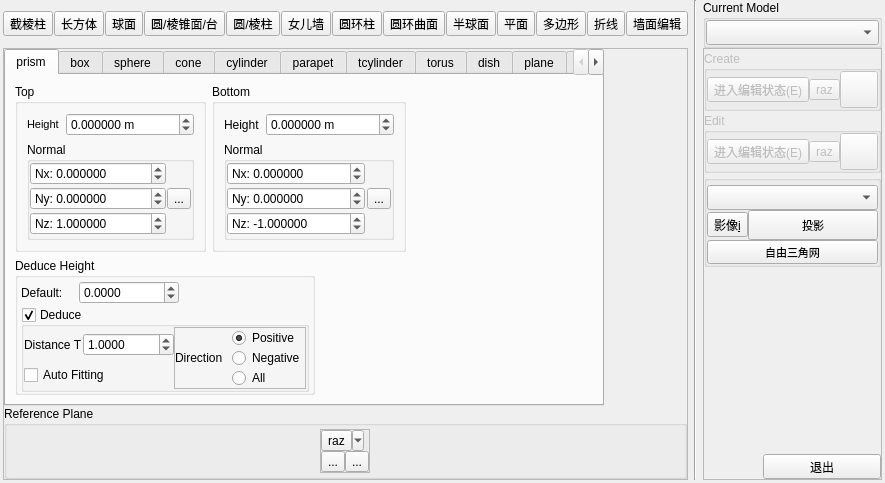
The window that qCC/ui_templates/bdr3DGeometryEditPanel.ui (StOriJimmy/CloudCompare) describes before a commit, drawn with Qt 5.
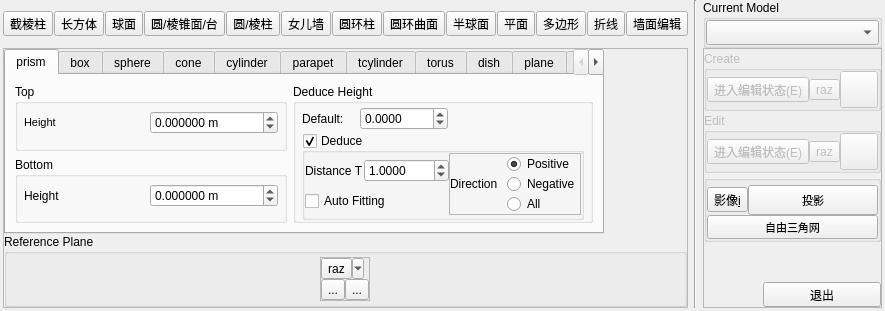
The same window after the commit. Icons and pictures are not drawn.

Diff of the .ui file:
```diff
--- a/qCC/ui_templates/bdr3DGeometryEditPanel.ui
+++ b/qCC/ui_templates/bdr3DGeometryEditPanel.ui
@@ -7,7 +7,7 @@
     <x>0</x>
     <y>0</y>
     <width>632</width>
-    <height>420</height>
+    <height>301</height>
    </rect>
   </property>
   <property name="sizePolicy">
@@ -579,187 +579,24 @@
           <string>prism</string>
          </attribute>
          <layout class="QGridLayout" name="gridLayout_5">
-          <item row="0" column="0" rowspan="2">
-           <widget class="QGroupBox" name="groupBox">
-            <property name="title">
-             <string>Top</string>
-            </property>
-            <layout class="QGridLayout" name="gridLayout_3">
-             <item row="0" column="1">
-              <widget class="QDoubleSpinBox" name="blockTopDoubleSpinBox">
-               <property name="toolTip">
-                <string>顶面高度</string>
-               </property>
-               <property name="suffix">
-                <string> m</string>
-               </property>
-               <property name="decimals">
-                <number>6</number>
-               </property>
-               <property name="minimum">
-                <double>-9999999999999.000000000000000</double>
-               </property>
-               <property name="maximum">
-                <double>9999999999999.000000000000000</double>
-               </property>
-               <property name="singleStep">
-                <double>0.010000000000000</double>
-               </property>
-              </widget>
-             </item>
-             <item row="0" column="0">
-              <widget class="QLabel" name="label">
-               <property name="font">
-                <font>
-                 <pointsize>8</pointsize>
-                </font>
-               </property>
-               <property name="text">
-                <string>Height</string>
-               </property>
-              </widget>
-             </item>
-             <item row="1" column="0" colspan="2">
-              <widget class="QGroupBox" name="groupBox_3">
-               <property name="title">
-                <string>Normal</string>
-               </property>
-               <property name="flat">
-                <bool>true</bool>
-               </property>
-               <layout class="QGridLayout" name="gridLayout_14">
-                <property name="leftMargin">
-                 <number>0</number>
-                </property>
-                <property name="topMargin">
-                 <number>0</number>
-                </property>
-                <property name="rightMargin">
-                 <number>0</number>
-                </property>
-                <property name="bottomMargin">
-                 <number>0</number>
-                </property>
-                <property name="horizontalSpacing">
-                 <number>1</number>
-                </property>
-                <property name="verticalSpacing">
-                 <number>2</number>
-                </property>
-                <item row="1" column="0">
-                 <widget class="QDoubleSpinBox" name="nyDoubleSpinBox_2">
-                  <property name="minimumSize">
-                   <size>
-                    <width>100</width>
-                    <height>0</height>
-                   </size>
-                  </property>
-                  <property name="prefix">
-                   <string notr="true">Ny: </string>
-                  </property>
-                  <property name="decimals">
-                   <number>6</number>
-                  </property>
-                  <property name="minimum">
-                   <double>-1000000.000000000000000</double>
-                  </property>
-                  <property name="maximum">
-                   <double>1000000.000000000000000</double>
-                  </property>
-                  <property name="singleStep">
-                   <double>0.000100000000000</double>
-                  </property>
-                 </widget>
-                </item>
-                <item row="1" column="1">
-                 <widget class="QToolButton" name="blockTopNormalConfirmToolButton">
-                  <property name="text">
-                   <string>...</string>
-                  </property>
-                  <property name="icon">
-                   <iconset resource="../icones.qrc">
-                    <normaloff>:/CC/Stocker/images/stocker/checksolid.png</normaloff>:/CC/Stocker/images/stocker/checksolid.png</iconset>
-                  </property>
-                 </widget>
-                </item>
-                <item row="0" column="0">
-                 <widget class="QDoubleSpinBox" name="nxDoubleSpinBox_2">
-                  <property name="sizePolicy">
-                   <sizepolicy hsizetype="Minimum" vsizetype="Fixed">
-                    <horstretch>0</horstretch>
-                    <verstretch>0</verstretch>
-                   </sizepolicy>
-                  </property>
-                  <property name="minimumSize">
-                   <size>
-                    <width>100</width>
-                    <height>0</height>
-                   </size>
-                  </property>
-                  <property name="prefix">
-                   <string notr="true">Nx: </string>
-                  </property>
-                  <property name="decimals">
-                   <number>6</number>
-                  </property>
-                  <property name="minimum">
-                   <double>-1000000.000000000000000</double>
-                  </property>
-                  <property name="maximum">
-                   <double>1000000.000000000000000</double>
-                  </property>
-                  <property name="singleStep">
-                   <double>0.000100000000000</double>
-                  </property>
-                 </widget>
-                </item>
-                <item row="2" column="0">
-                 <widget class="QDoubleSpinBox" name="nzDoubleSpinBox_2">
-                  <property name="minimumSize">
-                   <size>
-                    <width>100</width>
-                    <height>0</height>
-                   </size>
-                  </property>
-                  <property name="prefix">
-                   <string notr="true">Nz: </string>
-                  </property>
-                  <property name="decimals">
-                   <number>6</number>
-                  </property>
-                  <property name="minimum">
-                   <double>-1000000.000000000000000</double>
-                  </property>
-                  <property name="maximum">
-                   <double>1000000.000000000000000</double>
-                  </property>
-                  <property name="singleStep">
-                   <double>0.000100000000000</double>
-                  </property>
-                  <property name="value">
-                   <double>1.000000000000000</double>
-                  </property>
-                 </widget>
-                </item>
-               </layout>
-              </widget>
-             </item>
-            </layout>
-           </widget>
-          </item>
-          <item row="0" column="1" rowspan="2">
+          <item row="1" column="0">
            <widget class="QGroupBox" name="groupBox_2">
             <property name="title">
              <string>Bottom</string>
             </property>
             <layout class="QGridLayout" name="gridLayout_4">
-             <item row="0" column="0">
-              <widget class="QLabel" name="label_2">
-               <property name="text">
-                <string>Height</string>
-               </property>
-              </widget>
-             </item>
+             <property name="leftMargin">
+              <number>6</number>
+             </property>
+             <property name="topMargin">
+              <number>0</number>
+             </property>
+             <property name="rightMargin">
+              <number>6</number>
+             </property>
+             <property name="bottomMargin">
+              <number>6</number>
+             </property>
              <item row="0" column="1">
               <widget class="QDoubleSpinBox" name="blockBottomDoubleSpinBox">
                <property name="toolTip">
@@ -782,155 +619,17 @@
                </property>
               </widget>
              </item>
-             <item row="1" column="0" colspan="2">
-              <widget class="QGroupBox" name="groupBox_4">
-               <property name="title">
-                <string>Normal</string>
+             <item row="0" column="0">
+              <widget class="QLabel" name="label_2">
+               <property name="text">
+                <string>Height</string>
                </property>
-               <layout class="QGridLayout" name="gridLayout_15">
-                <property name="leftMargin">
-                 <number>0</number>
-                </property>
-                <property name="topMargin">
-                 <number>0</number>
-                </property>
-                <property name="rightMargin">
-                 <number>0</number>
-                </property>
-                <property name="bottomMargin">
-                 <number>0</number>
-                </property>
-                <property name="spacing">
-                 <number>2</number>
-                </property>
-                <item row="1" column="0">
-                 <widget class="QDoubleSpinBox" name="nyDoubleSpinBox">
-                  <property name="minimumSize">
-                   <size>
-                    <width>100</width>
-                    <height>0</height>
-                   </size>
-                  </property>
-                  <property name="prefix">
-                   <string notr="true">Ny: </string>
-                  </property>
-                  <property name="decimals">
-                   <number>6</number>
-                  </property>
-                  <property name="minimum">
-                   <double>-1000000.000000000000000</double>
-                  </property>
-                  <property name="maximum">
-                   <double>1000000.000000000000000</double>
-                  </property>
-                  <property name="singleStep">
-                   <double>0.000100000000000</double>
-                  </property>
-                 </widget>
-                </item>
-                <item row="3" column="0">
-                 <widget class="QDoubleSpinBox" name="nzDoubleSpinBox">
-                  <property name="minimumSize">
-                   <size>
-                    <width>100</width>
-                    <height>0</height>
-                   </size>
-                  </property>
-                  <property name="prefix">
-                   <string notr="true">Nz: </string>
-                  </property>
-                  <property name="decimals">
-                   <number>6</number>
-                  </property>
-                  <property name="minimum">
-                   <double>-1000000.000000000000000</double>
-                  </property>
-                  <property name="maximum">
-                   <double>1000000.000000000000000</double>
-                  </property>
-                  <property name="singleStep">
-                   <double>0.000100000000000</double>
-                  </property>
-                  <property name="value">
-                   <double>-1.000000000000000</double>
-                  </property>
-                 </widget>
-                </item>
-                <item row="0" column="0">
-                 <widget class="QDoubleSpinBox" name="nxDoubleSpinBox">
-                  <property name="sizePolicy">
-                   <sizepolicy hsizetype="Minimum" vsizetype="Fixed">
-                    <horstretch>0</horstretch>
-                    <verstretch>0</verstretch>
-                   </sizepolicy>
-                  </property>
-                  <property name="minimumSize">
-                   <size>
-                    <width>100</width>
-                    <height>0</height>
-                   </size>
-                  </property>
-                  <property name="prefix">
-                   <string notr="true">Nx: </string>
-                  </property>
-                  <property name="decimals">
-                   <number>6</number>
-                  </property>
-                  <property name="minimum">
-                   <double>-1000000.000000000000000</double>
-                  </property>
-                  <property name="maximum">
-                   <double>1000000.000000000000000</double>
-                  </property>
-                  <property name="singleStep">
-                   <double>0.000100000000000</double>
-                  </property>
-                 </widget>
-                </item>
-                <item row="1" column="1">
-                 <widget class="QToolButton" name="blockBottomNormalConfirmToolButton">
-                  <property name="text">
-                   <string>...</string>
-                  </property>
-                  <property name="icon">
-                   <iconset resource="../icones.qrc">
-                    <normaloff>:/CC/Stocker/images/stocker/checksolid.png</normaloff>:/CC/Stocker/images/stocker/checksolid.png</iconset>
-                  </property>
-                 </widget>
-                </item>
-               </layout>
               </widget>
              </item>
             </layout>
            </widget>
           </item>
-          <item row="0" column="2">
-           <spacer name="horizontalSpacer_9">
-            <property name="orientation">
-             <enum>Qt::Horizontal</enum>
-            </property>
-            <property name="sizeHint" stdset="0">
-             <size>
-              <width>40</width>
-              <height>20</height>
-             </size>
-            </property>
-           </spacer>
-          </item>
-          <item row="2" column="2">
-           <spacer name="horizontalSpacer_11">
-            <property name="orientation">
-             <enum>Qt::Horizontal</enum>
-            </property>
-            <property name="sizeHint" stdset="0">
-             <size>
-              <width>40</width>
-              <height>20</height>
-             </size>
-            </property>
-           </spacer>
-          </item>
-          <item row="2" column="0" colspan="2">
+          <item row="0" column="1" rowspan="2">
            <widget class="QGroupBox" name="blockDeduceTotalGroupBox">
             <property name="maximumSize">
              <size>
@@ -943,13 +642,13 @@
             </property>
             <layout class="QGridLayout" name="gridLayout_17">
              <property name="leftMargin">
-              <number>3</number>
+              <number>6</number>
              </property>
              <property name="topMargin">
               <number>3</number>
              </property>
              <property name="rightMargin">
-              <number>3</number>
+              <number>6</number>
              </property>
              <property name="bottomMargin">
               <number>0</number>
@@ -975,12 +674,6 @@
              </item>
              <item row="0" column="2">
               <widget class="QDoubleSpinBox" name="blockDeduceDefaultDoubleSpinBox">
-               <property name="minimumSize">
-                <size>
-                 <width>100</width>
-                 <height>0</height>
-                </size>
-               </property>
                <property name="decimals">
                 <number>4</number>
                </property>
@@ -1021,6 +714,12 @@
                 </property>
                 <item row="0" column="0">
                  <widget class="QLabel" name="label_26">
+                  <property name="minimumSize">
+                   <size>
+                    <width>58</width>
+                    <height>0</height>
+                   </size>
+                  </property>
                   <property name="text">
                    <string>Distance T</string>
                   </property>
@@ -1135,6 +834,61 @@
             </layout>
            </widget>
           </item>
+          <item row="0" column="0">
+           <widget class="QGroupBox" name="groupBox">
+            <property name="title">
+             <string>Top</string>
+            </property>
+            <layout class="QGridLayout" name="gridLayout_3">
+             <property name="leftMargin">
+              <number>6</number>
+             </property>
+             <property name="topMargin">
+              <number>0</number>
+             </property>
+             <property name="rightMargin">
+              <number>6</number>
+             </property>
+             <property name="bottomMargin">
+              <number>6</number>
+             </property>
+             <item row="0" column="0">
+              <widget class="QLabel" name="label">
+               <property name="font">
+                <font>
+                 <pointsize>8</pointsize>
+                </font>
+               </property>
+               <property name="text">
+                <string>Height</string>
+               </property>
+              </widget>
+             </item>
+             <item row="0" column="1">
+              <widget class="QDoubleSpinBox" name="blockTopDoubleSpinBox">
+               <property name="toolTip">
+                <string>顶面高度</string>
+               </property>
+               <property name="suffix">
+                <string> m</string>
+               </property>
+               <property name="decimals">
+                <number>6</number>
+               </property>
+               <property name="minimum">
+                <double>-9999999999999.000000000000000</double>
+               </property>
+               <property name="maximum">
+                <double>9999999999999.000000000000000</double>
+               </property>
+               <property name="singleStep">
+                <double>0.010000000000000</double>
+               </property>
+              </widget>
+             </item>
+            </layout>
+           </widget>
+          </item>
          </layout>
         </widget>
         <widget class="QWidget" name="tab_box">
@@ -2426,7 +2180,33 @@
          <property name="spacing">
           <number>0</number>
          </property>
-         <item row="2" column="1">
+         <item row="1" column="0">
+          <widget class="QToolButton" name="showBeshImageToolButton">
+           <property name="toolTip">
+            <string>显示最佳视角影像(i)</string>
+           </property>
+           <property name="text">
+            <string>影像&amp;i</string>
+           </property>
+           <property name="icon">
+            <iconset resource="../icones.qrc">
+             <normaloff>:/CC/Stocker/images/stocker/image.png</normaloff>:/CC/Stocker/images/stocker/image.png</iconset>
+           </property>
+           <property name="iconSize">
+            <size>
+             <width>30</width>
+             <height>30</height>
+            </size>
+           </property>
+           <property name="checkable">
+            <bool>true</bool>
+           </property>
+           <property name="toolButtonStyle">
+            <enum>Qt::ToolButtonTextBesideIcon</enum>
+           </property>
+          </widget>
+         </item>
+         <item row="1" column="1">
           <widget class="QToolButton" name="projectToImageToolButton">
            <property name="sizePolicy">
             <sizepolicy hsizetype="Preferred" vsizetype="Fixed">
@@ -2469,33 +2249,7 @@
            </property>
           </widget>
          </item>
-         <item row="2" column="0">
-          <widget class="QToolButton" name="showBeshImageToolButton">
-           <property name="toolTip">
-            <string>显示最佳视角影像(i)</string>
-           </property>
-           <property name="text">
-            <string>影像&amp;i</string>
-           </property>
-           <property name="icon">
-            <iconset resource="../icones.qrc">
-             <normaloff>:/CC/Stocker/images/stocker/image.png</normaloff>:/CC/Stocker/images/stocker/image.png</iconset>
-           </property>
-           <property name="iconSize">
-            <size>
-             <width>30</width>
-             <height>30</height>
-            </size>
-           </property>
-           <property name="checkable">
-            <bool>true</bool>
-           </property>
-           <property name="toolButtonStyle">
-            <enum>Qt::ToolButtonTextBesideIcon</enum>
-           </property>
-          </widget>
-         </item>
-         <item row="3" column="0" colspan="2">
+         <item row="2" column="0" colspan="2">
           <widget class="QToolButton" name="freeMeshToolButton">
            <property name="sizePolicy">
             <sizepolicy hsizetype="Preferred" vsizetype="Fixed">
@@ -2529,37 +2283,6 @@
            </property>
           </widget>
          </item>
-         <item row="1" column="0" colspan="2">
-          <widget class="QComboBox" name="typeComboBox">
-           <property name="minimumSize">
-            <size>
-             <width>0</width>
-             <height>25</height>
-            </size>
-           </property>
-           <property name="toolTip">
-            <string>切换编辑方式(Tab)</string>
-           </property>
-           <property name="editable">
-            <bool>false</bool>
-           </property>
-           <property name="currentText">
-            <string/>
-           </property>
-           <property name="currentIndex">
-            <number>-1</number>
-           </property>
-           <property name="maxVisibleItems">
-            <number>20</number>
-           </property>
-           <property name="iconSize">
-            <size>
-             <width>23</width>
-             <height>23</height>
-            </size>
-           </property>
-          </widget>
-         </item>
         </layout>
        </widget>
       </item>
```
Left out of the diff: 352 changed lines with no effect on the pictures.
